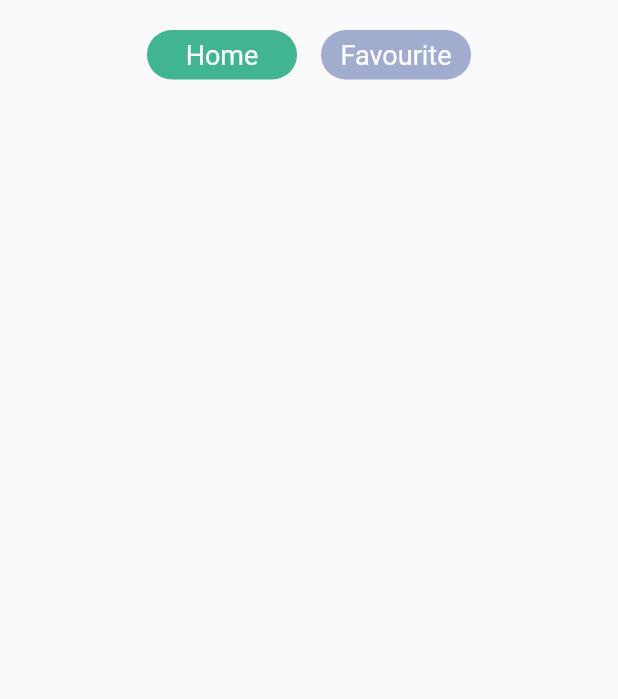
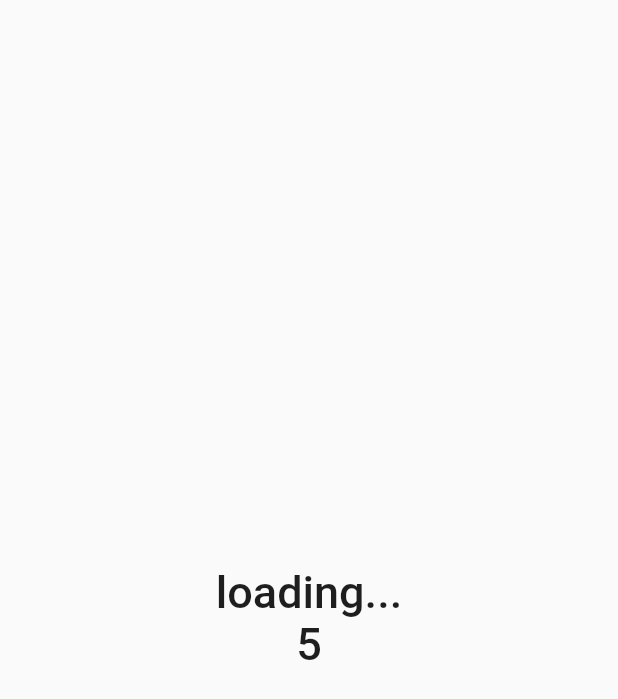
Before and after one commit to arutyun88/food, a Flutter app: the first screen one second after launch, on a phone screen of 412 x 824 dp. Shown: the top 699 px of the screen. Run offline on Flutter 3.47's test engine with Material 2 defaults, Android fonts, the phone set to English and light mode, and no system bars; our stand-ins replace dartz, dio, flutter_svg, freezed_annotation, get, get_storage and 2 more; generated files the repository leaves out were written again.

Commit message:
splash page

```diff
--- a/lib/app/core/texts_const.dart
+++ b/lib/app/core/texts_const.dart
@@ -1,3 +1,4 @@
 const String saveToFavorites = 'Save to favorites';
 const String removeFromFavorites = 'Remove from favorites';
 const String nutritionFacts = 'Nutrition facts';
+const String loading = 'loading...';
--- /dev/null
+++ b/lib/app/modules/splash/views/splash_view.dart
@@ -0,0 +1,42 @@
+import 'package:flutter/material.dart';
+
+import 'package:get/get.dart';
+
+import '../../../core/app_colors.dart';
+import '../../../core/texts_const.dart';
+import '../controllers/splash_controller.dart';
+
+class SplashView extends GetView<SplashController> {
+  const SplashView({Key? key}) : super(key: key);
+
+  @override
+  Widget build(BuildContext context) {
+    return Scaffold(
+      body: Center(
+        child: Column(
+          mainAxisSize: MainAxisSize.min,
+          children: [
+            const Text(
+              loading,
+              style: TextStyle(
+                fontSize: 30,
+                fontWeight: FontWeight.w500,
+                color: AppColors.text,
+              ),
+            ),
+            Obx(
+              () => Text(
+                '${controller.counter.value}',
+                style: const TextStyle(
+                  fontSize: 30,
+                  fontWeight: FontWeight.w500,
+                  color: AppColors.text,
+                ),
+              ),
+            ),
+          ],
+        ),
+      ),
+    );
+  }
+}
--- a/lib/app/routes/app_routes.dart
+++ b/lib/app/routes/app_routes.dart
@@ -5,10 +5,12 @@ abstract class Routes {
   Routes._();
   static const HOME = _Paths.HOME;
   static const DETAIL = _Paths.DETAIL;
+  static const SPLASH = _Paths.SPLASH;
 }
 
 abstract class _Paths {
   _Paths._();
   static const HOME = '/home';
   static const DETAIL = '/detail';
+  static const SPLASH = '/splash';
 }
```
Also changed, not shown: lib/app/modules/splash/bindings/splash_binding.dart (added, +10 -0 lines), lib/app/modules/splash/controllers/splash_controller.dart (added, +27 -0 lines), lib/app/routes/app_pages.dart (+8 -1 lines).
